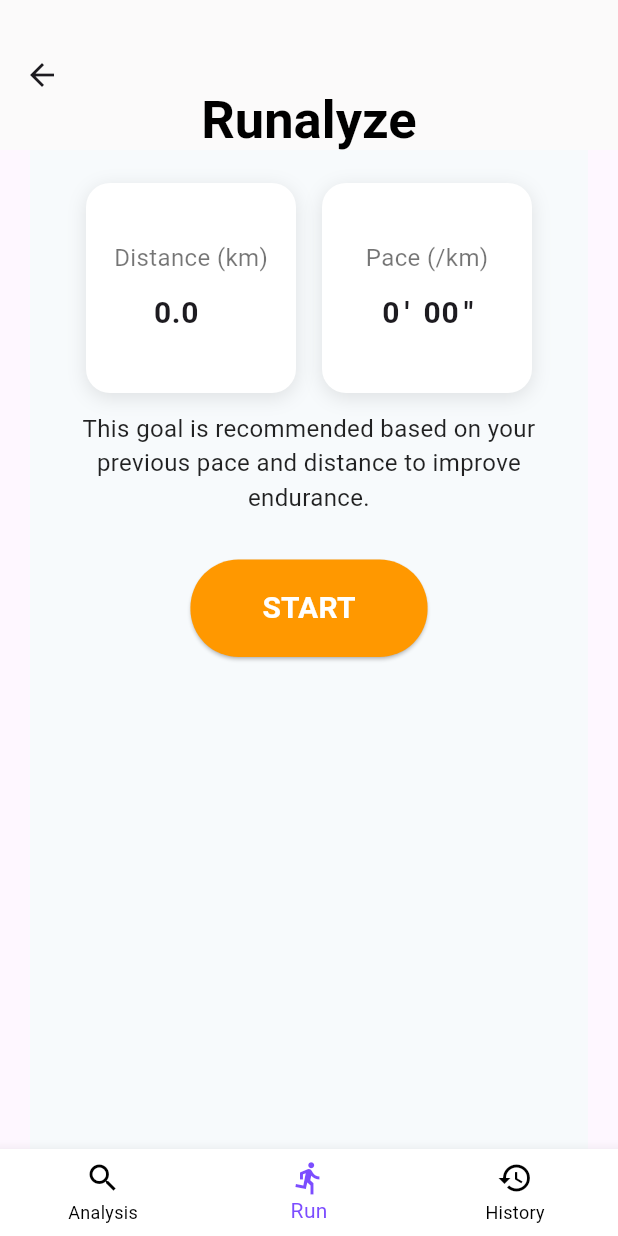
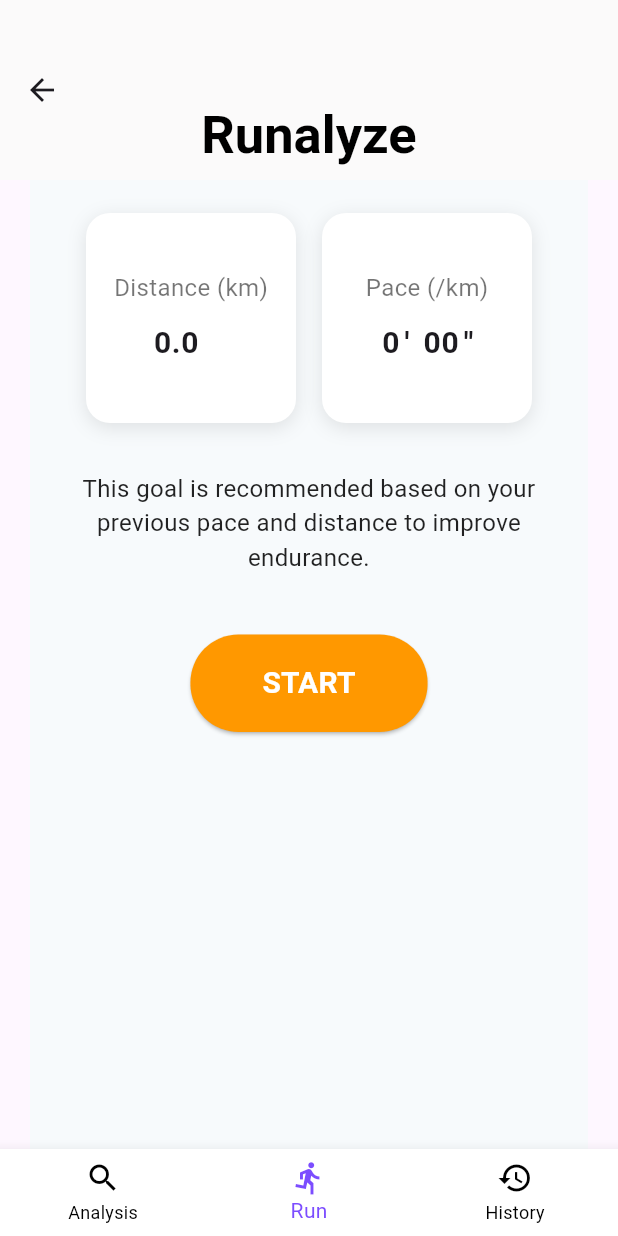
Before and after one commit to JNoctis/Hackathon_Physical_app, a Flutter app: the MainPage screen opened by its route, on a phone screen of 412 x 824 dp. Run offline on Flutter 3.47's test engine with Material 3 defaults, Android fonts, the phone set to English and light mode, and no system bars; our stand-ins replace audioplayers, flutter_dotenv, geolocator, lottie, shared_preferences; accounts and stored records are empty; network calls fail.

Commit message:
fixing limitation

```diff
--- a/physicalapp/lib/instruction.dart
+++ b/physicalapp/lib/instruction.dart
@@ -226,7 +226,7 @@ class _ClassifyState extends State<ClassifyPage> {
                 child: Text(
                   'You have completed all the questions!',
                   textAlign: TextAlign.center,
-                  style: TextStyle(fontSize: 24, color: Colors.white),
+                  style: TextStyle(fontSize: 24, color: Colors.black),
                 ),
               ),
               SizedBox(height: 16),
@@ -284,7 +284,7 @@ class _ClassifyState extends State<ClassifyPage> {
                 child: Text(
                   question,
                   textAlign: TextAlign.center,
-                  style: TextStyle(fontSize: 24, fontWeight: FontWeight.bold, color: const Color.fromARGB(255, 255, 254, 254)),
+                  style: TextStyle(fontSize: 24, fontWeight: FontWeight.bold, color: const Color.fromARGB(255, 4, 0, 0)),
                 ),
               ),
               Wrap(
--- a/physicalapp/lib/main.dart
+++ b/physicalapp/lib/main.dart
@@ -110,7 +110,7 @@ class _MainPageState extends State<MainPage> {
     return Scaffold(
       resizeToAvoidBottomInset: true,
       appBar: PreferredSize(
-      preferredSize: const Size.fromHeight(100),
+      preferredSize: const Size.fromHeight(120),
       child: AppBar(
         backgroundColor: const Color.fromARGB(255, 251, 250, 250), // 白色背景
         toolbarHeight: 120, // 👈 安全增加高度
@@ -237,7 +237,7 @@ class _HomePageState extends State<HomePage> {
               ),
             ],
           ),
-          // const SizedBox(height: 30),
+          const SizedBox(height: 20),
           const Text(
 
             'This goal is recommended based on your previous pace and distance to improve endurance.',
@@ -245,7 +245,7 @@ class _HomePageState extends State<HomePage> {
             style: TextStyle(fontSize: 16, color: Colors.black87),
 
           ),
-          const SizedBox(height: 30),
+          const SizedBox(height: 40),
           // const Spacer(),
           ElevatedButton(
             style: ElevatedButton.styleFrom(
@@ -333,7 +333,7 @@ class _EditableBox extends StatelessWidget {
                   controller: controller,
                   keyboardType: const TextInputType.numberWithOptions(decimal: true),
                   inputFormatters: [
-                    FilteringTextInputFormatter.allow(RegExp(r'^\d*\.?\d{0,2}'))
+                    FilteringTextInputFormatter.allow(RegExp(r'^\d{0,2}(\.\d?)?$')),
                   ],
                   // r
                   style: const TextStyle(fontSize: 20, fontWeight: FontWeight.bold),
```
